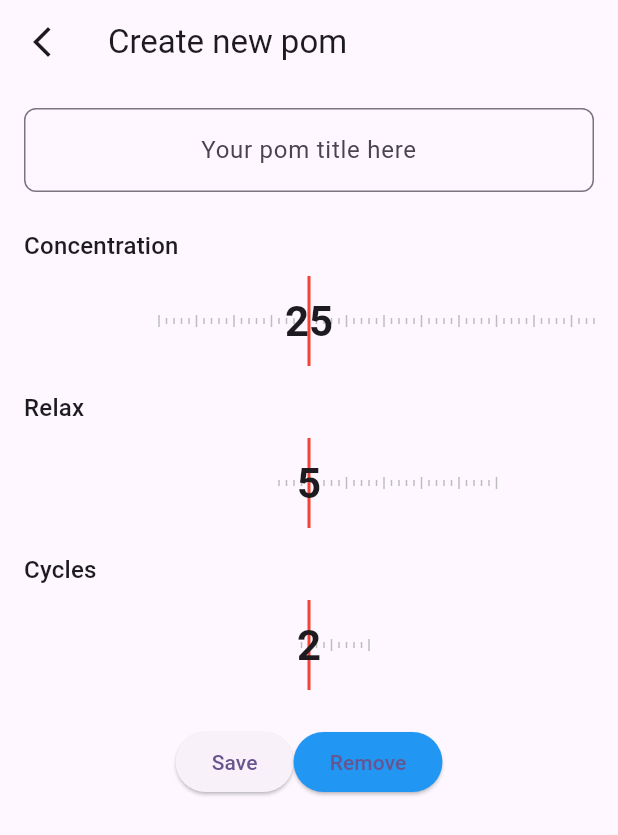
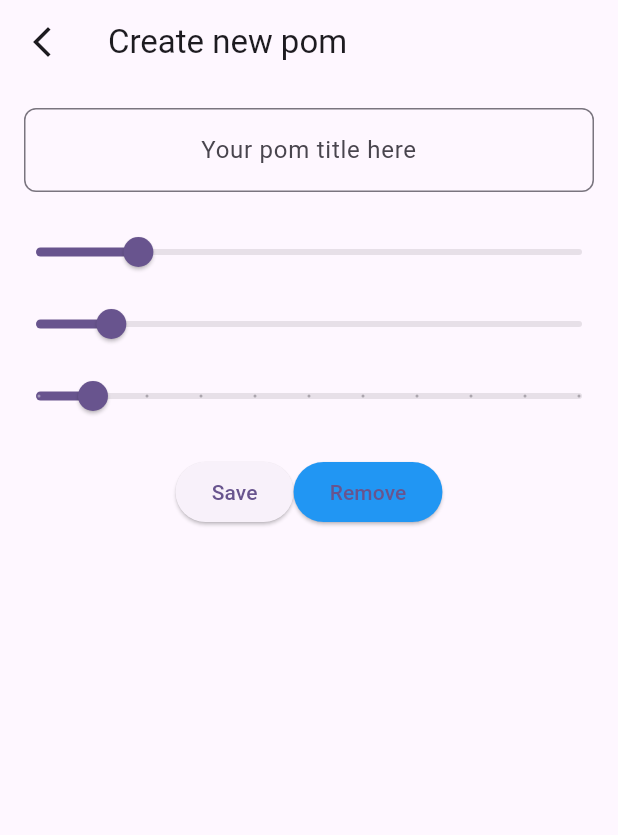
Before and after one commit to yurijdvornyk/pomodorro, a Flutter app: the DetailsPage widget shown alone on an empty page, opened directly, on a phone screen of 412 x 824 dp. Shown: the top 835 px of the screen. Run offline on Flutter 3.47's test engine with Material 3 defaults, Android fonts, the phone set to English and light mode, and no system bars; our stand-ins replace sqflite_common_ffi; missing offline and left inert: sqlite3; accounts and stored records are empty.

Commit message:
Update Details page.

```diff
--- a/lib/presentation/edit/details_page.dart
+++ b/lib/presentation/edit/details_page.dart
@@ -1,7 +1,6 @@
 import 'package:flutter/material.dart';
 import 'package:pomodorro/common/dependencies/injector.dart';
 import 'package:pomodorro/model/pomodorro_item.dart';
-import 'package:pomodorro/presentation/edit/duration_slider.dart';
 import 'package:pomodorro/presentation/edit/details_bloc.dart';
 
 class DetailsPage extends StatefulWidget {
@@ -58,12 +57,9 @@ class _DetailsPageState extends State<DetailsPage> {
             widget.pomodorroItem != null ? 'Pom details' : 'Create new pom',
           ),
         ),
-        SingleChildScrollView(
-          child: Padding(
-            padding: const EdgeInsets.all(16.0),
-            child: Column(
-              children: [
-                TextField(
+        Padding(
+          padding: EdgeInsets.all(16.0),
+          child: TextField(
             controller: titleController,
             onChanged: (value) => bloc.sendEvent(UpdateTitleEvent(value)),
             decoration: InputDecoration(
@@ -74,32 +70,32 @@ class _DetailsPageState extends State<DetailsPage> {
             ),
             textAlign: TextAlign.center,
           ),
-                const SizedBox(height: 24),
-                _buildSliderField(
-                  'Concentration',
-                  state.concentration,
-                  5,
-                  90,
-                  (value) => bloc.sendEvent(UpdateConcentrationEvent(value)),
         ),
-                const SizedBox(height: 16),
-                _buildSliderField(
-                  'Relax',
-                  state.relax,
-                  1,
-                  30,
-                  (value) => bloc.sendEvent(UpdateRelaxEvent(value)),
+        Slider(
+          label: "Concentration",
+          value: state.concentration.toDouble(),
+          min: 10.0,
+          max: 90.0,
+          onChanged: (x) => bloc.sendEvent(UpdateConcentrationEvent(x.toInt())),
         ),
-                const SizedBox(height: 16),
-                _buildSliderField(
-                  'Cycles',
-                  state.cycles,
-                  1,
-                  10,
-                  (value) => bloc.sendEvent(UpdateCyclesEvent(value)),
+        Slider(
+          label: "Relax",
+          value: state.relax.toDouble(),
+          min: 1.0,
+          max: 30.0,
+          onChanged: (x) => bloc.sendEvent(UpdateRelaxEvent(x.toInt())),
         ),
-                const SizedBox(height: 24),
-                Row(
+        Slider(
+          label: "Cycles",
+          value: state.cycles.toDouble(),
+          divisions: 10,
+          min: 1.0,
+          max: 10.0,
+          onChanged: (x) => bloc.sendEvent(UpdateCyclesEvent(x.toInt())),
+        ),
+        Padding(
+          padding: EdgeInsets.all(16.0),
+          child: Row(
             mainAxisAlignment: MainAxisAlignment.center,
             children: [
               ElevatedButton(
@@ -108,36 +104,13 @@ class _DetailsPageState extends State<DetailsPage> {
               ),
               ElevatedButton(
                 onPressed: () {},
-                      style: ElevatedButton.styleFrom(
-                        backgroundColor: Colors.blue,
-                      ),
+                style: ElevatedButton.styleFrom(backgroundColor: Colors.blue),
                 child: const Text('Remove'),
               ),
             ],
-                ),
-                SizedBox(height: 16),
-              ],
-            ),
           ),
         ),
       ],
     );
   }
-
-  Widget _buildSliderField(
-    String label,
-    int value,
-    int min,
-    int max,
-    Function(int) onChanged,
-  ) {
-    return Column(
-      crossAxisAlignment: CrossAxisAlignment.start,
-      children: [
-        Text(label, style: Theme.of(context).textTheme.titleMedium),
-        const SizedBox(height: 8),
-        DurationSlider(value: value, min: min, max: max, onChanged: onChanged),
-      ],
-    );
 }
-}
--- a/lib/presentation/edit/duration_slider.dart
+++ /dev/null
@@ -1,135 +0,0 @@
-import 'package:flutter/material.dart';
-
-class DurationSlider extends StatefulWidget {
-  const DurationSlider({
-    super.key,
-    required this.value,
-    required this.onChanged,
-    this.min = 1,
-    this.max = 60,
-  });
-
-  /// Current value expressed in minutes.
-  final int value;
-
-  /// Called when the user moves the slider.
-  final ValueChanged<int> onChanged;
-
-  final int min;
-  final int max;
-
-  @override
-  State<DurationSlider> createState() => _DurationSliderState();
-}
-
-class _DurationSliderState extends State<DurationSlider> {
-  late double _dragStartX;
-  late int _startValue;
-
-  void _handleDragStart(DragStartDetails details) {
-    _dragStartX = details.globalPosition.dx;
-    _startValue = widget.value;
-  }
-
-  void _handleDragUpdate(DragUpdateDetails details) {
-    final dx = details.globalPosition.dx - _dragStartX;
-    final change = (dx / 4).round();
-    var newValue = _startValue + change;
-    if (newValue < widget.min) {
-      newValue = widget.min;
-    } else  if (newValue > widget.max) {
-      newValue = widget.max;
-    }
-    if (newValue != widget.value) {
-      widget.onChanged(newValue);
-    }
-  }
-
-  @override
-  Widget build(BuildContext context) {
-    return GestureDetector(
-      onHorizontalDragStart: _handleDragStart,
-      onHorizontalDragUpdate: _handleDragUpdate,
-      child: SizedBox(
-        height: 60,
-        child: CustomPaint(
-          painter: _SliderPainter(
-            value: widget.value,
-            min: widget.min,
-            max: widget.max,
-            textStyle: Theme.of(context).textTheme.headlineMedium!,
-          ),
-          child: Center(
-            child: Text(
-              '${widget.value}',
-              style: Theme.of(
-                context,
-              ).textTheme.headlineMedium?.copyWith(fontWeight: FontWeight.bold),
-            ),
-          ),
-        ),
-      ),
-    );
-  }
-}
-
-class _SliderPainter extends CustomPainter {
-  _SliderPainter({
-    required this.value,
-    required this.min,
-    required this.max,
-    required this.textStyle,
-  });
-
-  final int value;
-  final int min;
-  final int max;
-  final TextStyle textStyle;
-
-  @override
-  void paint(Canvas canvas, Size size) {
-    final paint =
-        Paint()
-          ..color = Colors.grey[400]!
-          ..strokeWidth = 1;
-
-    const tickSpacing = 5.0;
-    const longTick = 8.0;
-    const shortTick = 4.0;
-
-    // draw ticks across width
-    final center = size.width / 2;
-    // Instead of drawing all ticks, draw enough to fill area around center
-    final visibleTicks = (size.width / tickSpacing).ceil();
-    final startTickIndex = value - (visibleTicks ~/ 2);
-
-    for (int i = 0; i <= visibleTicks; i++) {
-      final tickValue = startTickIndex + i;
-      final x = center + (i - visibleTicks / 2) * tickSpacing;
-      if (tickValue < min || tickValue > max) continue;
-      final isLong = tickValue % 5 == 0;
-      final tickHeight = isLong ? longTick : shortTick;
-      canvas.drawLine(
-        Offset(x, size.height / 2 - tickHeight / 2),
-        Offset(x, size.height / 2 + tickHeight / 2),
-        paint,
-      );
-    }
-
-    // draw central indicator
-    final indicatorPaint =
-        Paint()
-          ..color = Colors.red
-          ..strokeWidth = 2;
-    canvas.drawLine(
-      Offset(center, 0),
-      Offset(center, size.height),
-      indicatorPaint,
-    );
-  }
-
-  @override
-  bool shouldRepaint(covariant _SliderPainter old) {
-    return old.value != value || old.min != min || old.max != max;
-  }
-}
--- a/lib/presentation/home/home_page.dart
+++ b/lib/presentation/home/home_page.dart
@@ -14,6 +14,8 @@ class HomePage extends StatefulWidget {
 
 class _HomePageState extends State<HomePage> {
   final HomeBloc bloc = PomDependencyInjector.instance.homeBloc;
+
+  late CarouselController pomsController;
 
   @override
   void initState() {
@@ -49,6 +51,14 @@ class _HomePageState extends State<HomePage> {
                                 showModalBottomSheet(
                                   context: context,
                                   isScrollControlled: true,
+                                  isDismissible: false,
+                                  useSafeArea: true,
+                                  shape: RoundedRectangleBorder(
+                                    borderRadius: BorderRadius.vertical(
+                                      top: Radius.circular(20.0),
+                                    ),
+                                  ),
+                                  // backgroundColor: Colors.white,
                                   builder: (BuildContext context) {
                                     return _buildHomeBottomSheet(state);
                                   },
@@ -67,28 +77,47 @@ class _HomePageState extends State<HomePage> {
   }
 
   Widget _buildPomsList(List<PomodorroItem> poms) {
-    return SizedBox(
-      height: 200,
-      child: SingleChildScrollView(
-        scrollDirection: Axis.horizontal,
-        child: Row(
-          mainAxisAlignment: MainAxisAlignment.center,
-          children: List.generate(poms.length * 2 - 1, (index) {
-            if (index.isEven) {
-              final itemIndex = index ~/ 2;
-              return HomeCard(
-                pomodorroItem: poms[itemIndex],
-                onTap: (item) {
-                  onCreateTapped();
-                },
-              );
-            } else {
-              return SizedBox(width: 20);
-            }
-          }),
-        ),
-      ),
+    // poms.map(pom => HomeCard(
+    //             pomodorroItem: poms[itemIndex],
+    //             onTap: (item) => onCreateTapped(),
+    //           ),
+    //           ).toList();
+    pomsController = CarouselController(initialItem: poms.length ~/ 2);
+    return CarouselView(
+      itemExtent: double.infinity,
+      scrollDirection: Axis.horizontal,
+      children:
+          poms
+              .map(
+                (pom) => HomeCard(
+                  pomodorroItem: pom,
+                  onTap: (item) => onCreateTapped(),
+                ),
+              )
+              .toList(),
     );
+    // return SizedBox(
+    //   height: 200,
+    //   child: SingleChildScrollView(
+    //     scrollDirection: Axis.horizontal,
+    //     child: Row(
+    //       mainAxisAlignment: MainAxisAlignment.center,
+    //       children: List.generate(poms.length * 2 - 1, (index) {
+    //         if (index.isEven) {
+    //           final itemIndex = index ~/ 2;
+    //           return HomeCard(
+    //             pomodorroItem: poms[itemIndex],
+    //             onTap: (item) {
+    //               onCreateTapped();
+    //             },
+    //           );
+    //         } else {
+    //           return SizedBox(width: 20);
+    //         }
+    //       }),
+    //     ),
+    //   ),
+    // );
   }
 
   Widget _buildHomeBottomSheet(HomeState? state) {
```
Lines whose indentation alone changed are shown as unchanged.
